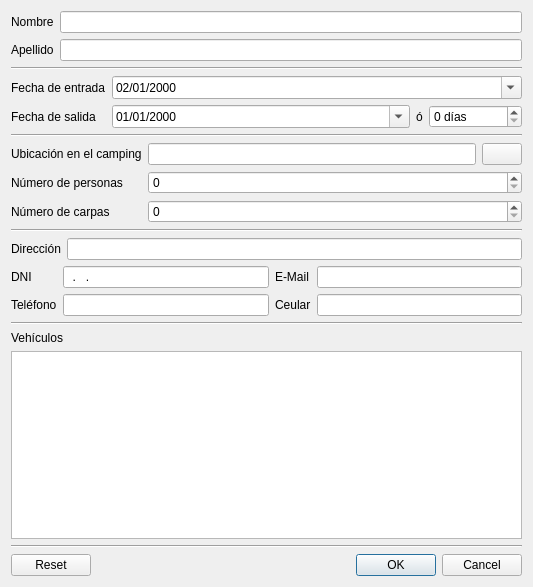
Before: the Qt Designer form DialogClient.ui in dnohales/camping, drawn with Qt 5.
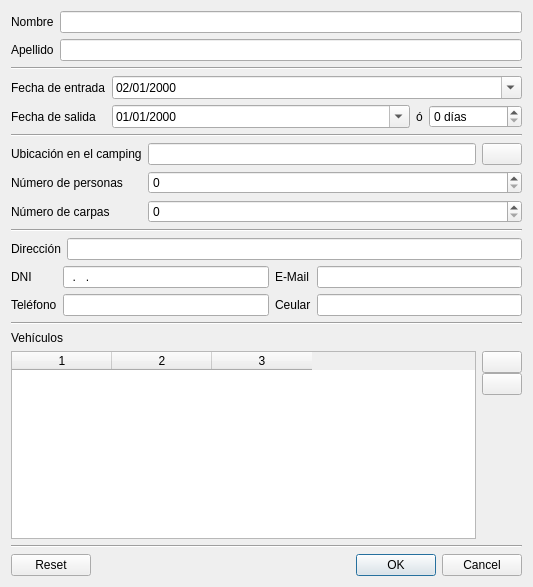
After: the same form once the commit is applied. Icons and pictures are not drawn.

What changed in the file:
```diff
--- a/DialogClient.ui
+++ b/DialogClient.ui
@@ -314,7 +314,81 @@
     </widget>
    </item>
    <item>
-    <widget class="QTableView" name="tableVehicles"/>
+    <layout class="QHBoxLayout" name="horizontalLayout_2">
+     <item>
+      <widget class="QTableWidget" name="vehicles">
+       <property name="selectionBehavior">
+        <enum>QAbstractItemView::SelectRows</enum>
+       </property>
+       <property name="columnCount">
+        <number>3</number>
+       </property>
+       <column/>
+       <column/>
+       <column/>
+      </widget>
+     </item>
+     <item>
+      <layout class="QVBoxLayout" name="verticalLayout_2">
+       <property name="spacing">
+        <number>0</number>
+       </property>
+       <item>
+        <widget class="QPushButton" name="buttonVehicleAdd">
+         <property name="sizePolicy">
+          <sizepolicy hsizetype="Fixed" vsizetype="Fixed">
+           <horstretch>0</horstretch>
+           <verstretch>0</verstretch>
+          </sizepolicy>
+         </property>
+         <property name="toolTip">
+          <string>Añadir un vehículo</string>
+         </property>
+         <property name="text">
+          <string/>
+         </property>
+         <property name="icon">
+          <iconset resource="default.qrc">
+           <normaloff>:/imgs/add.svg</normaloff>:/imgs/add.svg</iconset>
+         </property>
+        </widget>
+       </item>
+       <item>
+        <widget class="QPushButton" name="buttonVehicleDelete">
+         <property name="sizePolicy">
+          <sizepolicy hsizetype="Fixed" vsizetype="Fixed">
+           <horstretch>0</horstretch>
+           <verstretch>0</verstretch>
+          </sizepolicy>
+         </property>
+         <property name="toolTip">
+          <string>Borrar vehículos seleccionados</string>
+         </property>
+         <property name="text">
+          <string/>
+         </property>
+         <property name="icon">
+          <iconset resource="default.qrc">
+           <normaloff>:/imgs/delete.svg</normaloff>:/imgs/delete.svg</iconset>
+         </property>
+        </widget>
+       </item>
+       <item>
+        <spacer name="verticalSpacer">
+         <property name="orientation">
+          <enum>Qt::Vertical</enum>
+         </property>
+         <property name="sizeHint" stdset="0">
+          <size>
+           <width>20</width>
+           <height>40</height>
+          </size>
+         </property>
+        </spacer>
+       </item>
+      </layout>
+     </item>
+    </layout>
    </item>
    <item>
     <widget class="Line" name="line_5">
```
Left out of the diff: 1 changed line with no effect on the pictures.
